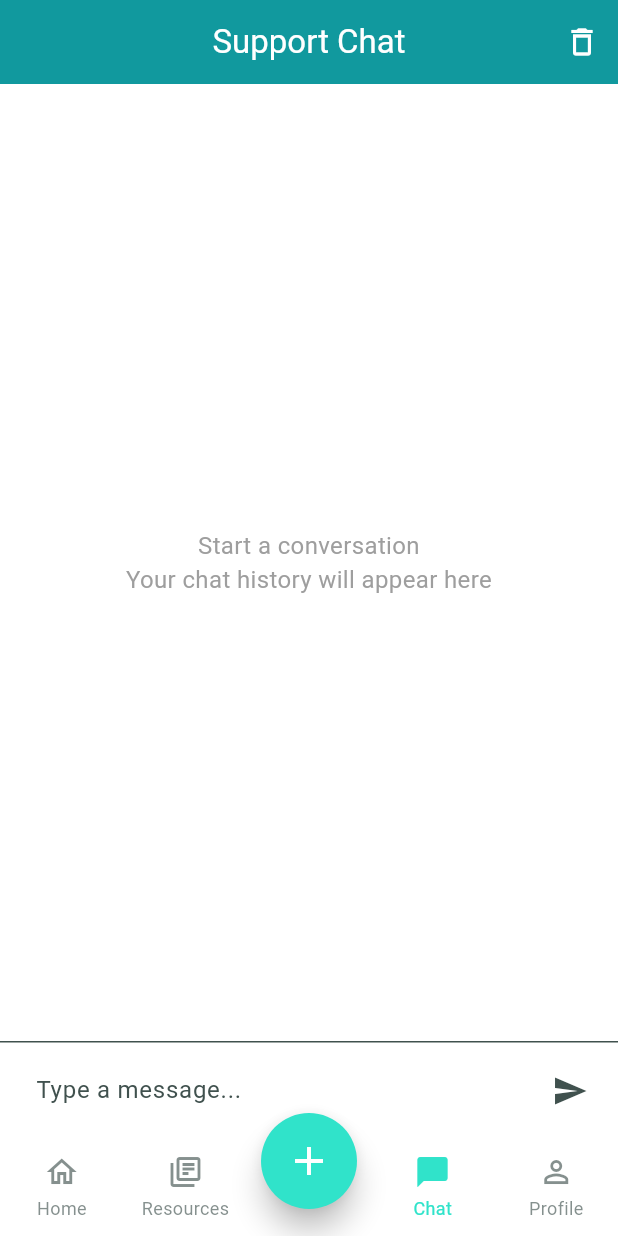
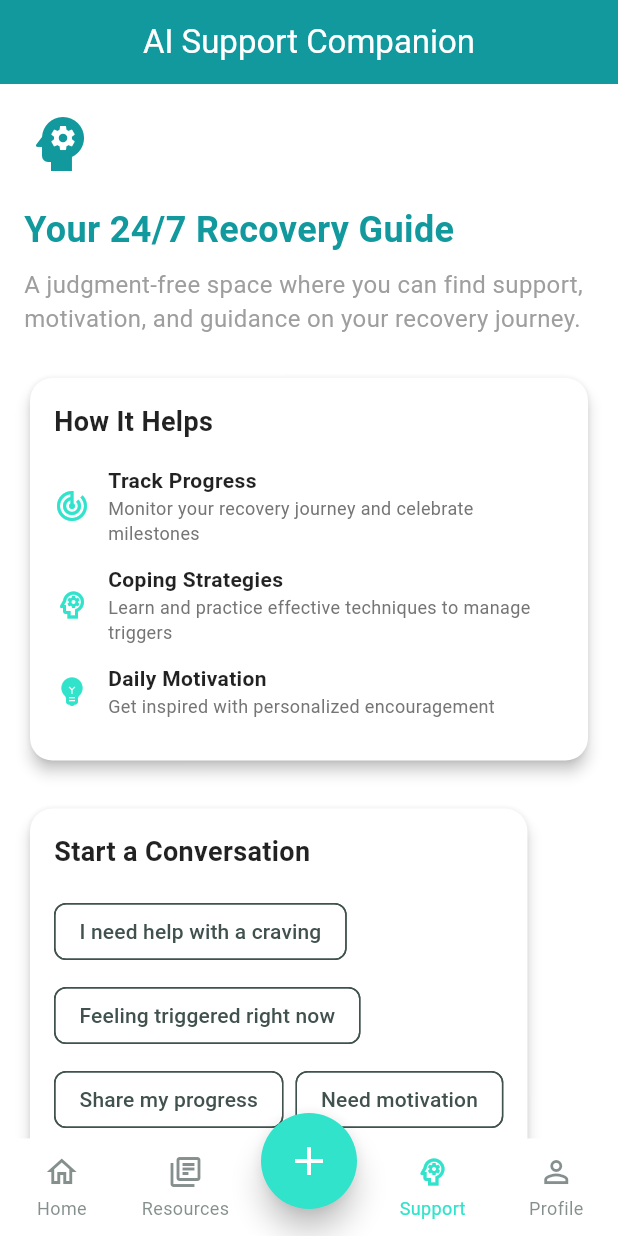
Before and after one commit to Abelboby/Reclaim, a Flutter app: the MainScreen screen opened directly, item 3 of the bottom bar chosen, on a phone screen of 412 x 824 dp. Run offline on Flutter 3.47's test engine with Material 3 defaults, Android fonts, the phone set to English and light mode, and no system bars; our stand-ins replace confetti, firebase_auth, firebase_core, google_generative_ai, google_sign_in, shared_preferences and 1 more; accounts and stored records are empty; network calls fail.

```diff
--- a/lib/presentation/screens/chat/chat_screen.dart
+++ b/lib/presentation/screens/chat/chat_screen.dart
@@ -4,7 +4,12 @@ import '../../../core/providers/chat_provider.dart';
 import '../../../core/models/chat_message.dart';
 
 class ChatScreen extends StatefulWidget {
-  const ChatScreen({super.key});
+  final String? initialMessage;
+
+  const ChatScreen({
+    super.key,
+    this.initialMessage,
+  });
 
   @override
   State<ChatScreen> createState() => _ChatScreenState();
@@ -13,6 +18,25 @@ class ChatScreen extends StatefulWidget {
 class _ChatScreenState extends State<ChatScreen> {
   final _textController = TextEditingController();
   final _scrollController = ScrollController();
+
+  @override
+  void initState() {
+    super.initState();
+    if (widget.initialMessage != null) {
+      WidgetsBinding.instance.addPostFrameCallback((_) {
+        _textController.text = widget.initialMessage!;
+        _handleSend();
+      });
+    }
+  }
+
+  void _handleSend() {
+    final message = _textController.text.trim();
+    if (message.isNotEmpty) {
+      context.read<ChatProvider>().sendMessage(message);
+      _textController.clear();
+    }
+  }
 
   @override
   void dispose() {
--- a/lib/presentation/screens/home/home_screen.dart
+++ b/lib/presentation/screens/home/home_screen.dart
@@ -3,6 +3,7 @@ import '../../../core/constants/app_colors.dart';
 import '../tracker/tracker_screen.dart';
 import 'package:provider/provider.dart';
 import '../../../core/providers/sobriety_provider.dart';
+import '../support/support_intro_screen.dart';
 
 class HomeScreen extends StatelessWidget {
   const HomeScreen({super.key});
@@ -136,11 +137,14 @@ class HomeScreen extends StatelessWidget {
         },
       },
       {
-        'title': 'Chat Support',
-        'icon': Icons.chat_bubble_outline,
+        'title': 'AI Support',
+        'icon': Icons.psychology,
         'color': AppColors.turquoise,
         'onTap': () {
-          // Navigate to chat screen
+          Navigator.push(
+            context,
+            MaterialPageRoute(builder: (context) => const SupportIntroScreen()),
+          );
         },
       },
       {
--- a/lib/presentation/screens/main/main_screen.dart
+++ b/lib/presentation/screens/main/main_screen.dart
@@ -1,7 +1,7 @@
 import 'package:flutter/material.dart';
 import '../home/home_screen.dart';
 import '../resources/resources_screen.dart';
-import '../chat/chat_screen.dart';
+import '../support/support_intro_screen.dart';
 import '../profile/profile_screen.dart';
 import '../report/report_screen.dart';
 import '../../../core/constants/app_colors.dart';
@@ -22,7 +22,7 @@ class _MainScreenState extends State<MainScreen> with SingleTickerProviderStateM
   final List<Widget> _screens = const [
     HomeScreen(),
     ResourcesScreen(),
-    ChatScreen(),
+    SupportIntroScreen(),
     ProfileScreen(),
   ];
 
@@ -140,7 +140,7 @@ class _MainScreenState extends State<MainScreen> with SingleTickerProviderStateM
             ),
             const Expanded(child: SizedBox(width: 40)),
             Expanded(
-              child: _buildNavItem(2, Icons.chat_bubble_outline, Icons.chat_bubble, 'Chat'),
+              child: _buildNavItem(2, Icons.psychology, Icons.psychology_outlined, 'Support'),
             ),
             Expanded(
               child: _buildNavItem(3, Icons.person_outline, Icons.person, 'Profile'),
--- /dev/null
+++ b/lib/presentation/screens/support/support_intro_screen.dart
@@ -0,0 +1,292 @@
+import 'package:flutter/material.dart';
+import '../../../core/constants/app_colors.dart';
+import '../chat/chat_screen.dart';
+
+class SupportIntroScreen extends StatelessWidget {
+  const SupportIntroScreen({super.key});
+
+  @override
+  Widget build(BuildContext context) {
+    return Scaffold(
+      appBar: AppBar(
+        title: const Text('AI Support Companion'),
+        centerTitle: true,
+      ),
+      body: SingleChildScrollView(
+        padding: const EdgeInsets.all(16),
+        child: Column(
+          crossAxisAlignment: CrossAxisAlignment.start,
+          children: [
+            _buildHeader(),
+            const SizedBox(height: 24),
+            _buildHowItHelps(context),
+            const SizedBox(height: 24),
+            _buildStarterTopics(context),
+            const SizedBox(height: 24),
+            _buildEmergencySupport(context),
+            const SizedBox(height: 24),
+            _buildPrivacyNote(context),
+            const SizedBox(height: 32),
+            _buildStartButton(context),
+          ],
+        ),
+      ),
+    );
+  }
+
+  Widget _buildHeader() {
+    return Column(
+      crossAxisAlignment: CrossAxisAlignment.start,
+      children: [
+        const Icon(
+          Icons.psychology,
+          size: 48,
+          color: AppColors.oceanBlue,
+        ),
+        const SizedBox(height: 16),
+        Text(
+          'Your 24/7 Recovery Guide',
+          style: TextStyle(
+            fontSize: 24,
+            fontWeight: FontWeight.bold,
+            color: AppColors.oceanBlue,
+          ),
+        ),
+        const SizedBox(height: 8),
+        const Text(
+          'A judgment-free space where you can find support, motivation, and guidance on your recovery journey.',
+          style: TextStyle(
+            fontSize: 16,
+            color: Colors.grey,
+          ),
+        ),
+      ],
+    );
+  }
+
+  Widget _buildHowItHelps(BuildContext context) {
+    return Card(
+      elevation: 4,
+      shape: RoundedRectangleBorder(borderRadius: BorderRadius.circular(15)),
+      child: Padding(
+        padding: const EdgeInsets.all(16),
+        child: Column(
+          crossAxisAlignment: CrossAxisAlignment.start,
+          children: [
+            const Text(
+              'How It Helps',
+              style: TextStyle(
+                fontSize: 18,
+                fontWeight: FontWeight.bold,
+              ),
+            ),
+            const SizedBox(height: 16),
+            _buildHelpItem(
+              Icons.track_changes,
+              'Track Progress',
+              'Monitor your recovery journey and celebrate milestones',
+            ),
+            _buildHelpItem(
+              Icons.psychology_outlined,
+              'Coping Strategies',
+              'Learn and practice effective techniques to manage triggers',
+            ),
+            _buildHelpItem(
+              Icons.emoji_objects,
+              'Daily Motivation',
+              'Get inspired with personalized encouragement',
+            ),
+          ],
+        ),
+      ),
+    );
+  }
+
+  Widget _buildHelpItem(IconData icon, String title, String description) {
+    return Padding(
+      padding: const EdgeInsets.only(bottom: 12),
+      child: Row(
+        children: [
+          Icon(icon, color: AppColors.turquoise),
+          const SizedBox(width: 12),
+          Expanded(
+            child: Column(
+              crossAxisAlignment: CrossAxisAlignment.start,
+              children: [
+                Text(
+                  title,
+                  style: const TextStyle(
+                    fontWeight: FontWeight.bold,
+                  ),
+                ),
+                Text(
+                  description,
+                  style: TextStyle(
+                    color: Colors.grey[600],
+                    fontSize: 12,
+                  ),
+                ),
+              ],
+            ),
+          ),
+        ],
+      ),
+    );
+  }
+
+  Widget _buildStarterTopics(BuildContext context) {
+    final topics = [
+      'I need help with a craving',
+      'Feeling triggered right now',
+      'Share my progress',
+      'Need motivation',
+      'Develop a coping plan',
+    ];
+
+    return Card(
+      elevation: 4,
+      shape: RoundedRectangleBorder(borderRadius: BorderRadius.circular(15)),
+      child: Padding(
+        padding: const EdgeInsets.all(16),
+        child: Column(
+          crossAxisAlignment: CrossAxisAlignment.start,
+          children: [
+            const Text(
+              'Start a Conversation',
+              style: TextStyle(
+                fontSize: 18,
+                fontWeight: FontWeight.bold,
+              ),
+            ),
+            const SizedBox(height: 16),
+            Wrap(
+              spacing: 8,
+              runSpacing: 8,
+              children: topics.map((topic) => ActionChip(
+                label: Text(topic),
+                onPressed: () {
+                  Navigator.push(
+                    context,
+                    MaterialPageRoute(
+                      builder: (context) => ChatScreen(initialMessage: topic),
+                    ),
+                  );
+                },
+              )).toList(),
+            ),
+          ],
+        ),
+      ),
+    );
+  }
+
+  Widget _buildEmergencySupport(BuildContext context) {
+    return Container(
+      padding: const EdgeInsets.all(16),
+      decoration: BoxDecoration(
+        color: Colors.red.shade50,
+        borderRadius: BorderRadius.circular(15),
+        border: Border.all(color: Colors.red.shade200),
+      ),
+      child: Column(
+        crossAxisAlignment: CrossAxisAlignment.start,
+        children: [
+          const Row(
+            children: [
+              Icon(Icons.emergency, color: Colors.red),
+              SizedBox(width: 8),
+              Text(
+                'Need Immediate Help?',
+                style: TextStyle(
+                  fontWeight: FontWeight.bold,
+                  fontSize: 16,
+                ),
+              ),
+            ],
+          ),
+          const SizedBox(height: 8),
+          const Text(
+            'While I\'m here to support you, please remember that I\'m an AI assistant. If you\'re in crisis:',
+            style: TextStyle(fontSize: 14),
+          ),
+          const SizedBox(height: 8),
+          ElevatedButton(
+            onPressed: () {
+              // Implement emergency contact functionality
+            },
+            style: ElevatedButton.styleFrom(
+              backgroundColor: Colors.red,
+              foregroundColor: Colors.white,
+            ),
+            child: const Row(
+              mainAxisSize: MainAxisSize.min,
+              children: [
+                Icon(Icons.phone),
+                SizedBox(width: 8),
+                Text('Contact Emergency Support'),
+              ],
+            ),
+          ),
+        ],
+      ),
+    );
+  }
+
+  Widget _buildPrivacyNote(BuildContext context) {
+    return Container(
+      padding: const EdgeInsets.all(16),
+      decoration: BoxDecoration(
+        color: Colors.grey[100],
+        borderRadius: BorderRadius.circular(15),
+      ),
+      child: const Column(
+        crossAxisAlignment: CrossAxisAlignment.start,
+        children: [
+          Text(
+            'Privacy & Trust',
+            style: TextStyle(
+              fontWeight: FontWeight.bold,
+              fontSize: 16,
+            ),
+          ),
+          SizedBox(height: 8),
+          Text(
+            'Your conversations are private and confidential. We use industry-standard encryption to protect your data.',
+            style: TextStyle(
+              fontSize: 14,
+              color: Colors.grey,
+            ),
+          ),
+        ],
+      ),
+    );
+  }
+
+  Widget _buildStartButton(BuildContext context) {
+    return SizedBox(
+      width: double.infinity,
+      child: ElevatedButton(
+        onPressed: () {
+          Navigator.push(
+            context,
+            MaterialPageRoute(builder: (context) => const ChatScreen()),
+          );
+        },
+        style: ElevatedButton.styleFrom(
+          backgroundColor: AppColors.oceanBlue,
+          padding: const EdgeInsets.symmetric(vertical: 16),
+          shape: RoundedRectangleBorder(
+            borderRadius: BorderRadius.circular(30),
+          ),
+        ),
+        child: const Text(
+          'Start Conversation',
+          style: TextStyle(
+            fontSize: 18,
+            fontWeight: FontWeight.bold,
+          ),
+        ),
+      ),
+    );
+  }
+}
```
